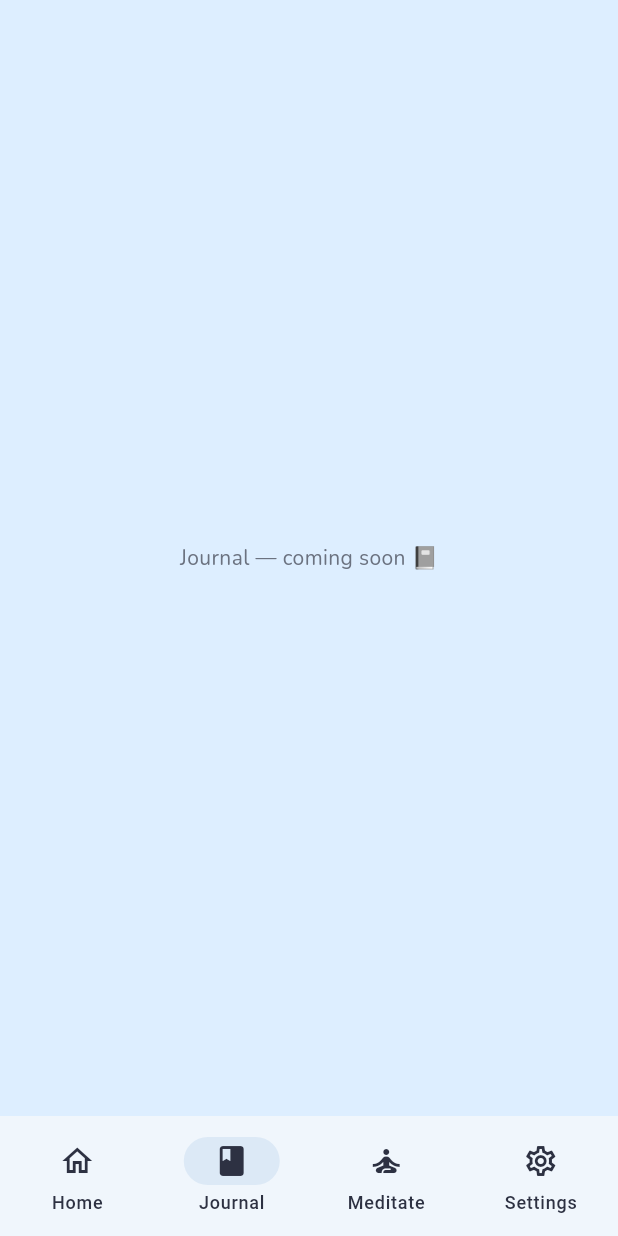
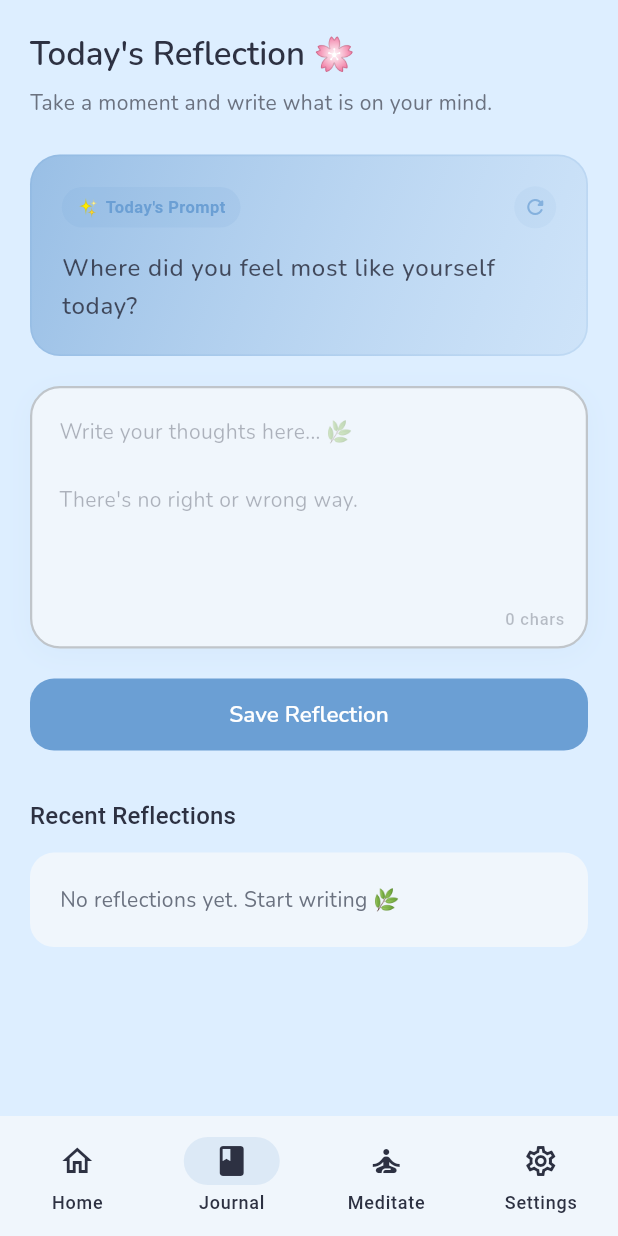
Before and after one commit to Niyati-Sachdeva/sereni-space, a Flutter app: the screen it shows after launch, item 2 of the bottom bar chosen, on a phone screen of 412 x 824 dp. Run offline on Flutter 3.47's test engine with Material 3 defaults, Android fonts, the phone set to English and light mode, and no system bars; our stand-ins replace go_router, hive_flutter; accounts and stored records are empty.

Commit message:
added journal feature with reflection and prompt

```diff
--- /dev/null
+++ b/lib/features/journal/journal_entry.dart
@@ -0,0 +1,11 @@
+class JournalEntry {
+  final String prompt;
+  final String content;
+  final DateTime date;
+
+  const JournalEntry({
+    required this.prompt,
+    required this.content,
+    required this.date,
+  });
+}
--- /dev/null
+++ b/lib/features/journal/journal_prompt_service.dart
@@ -0,0 +1,62 @@
+import 'dart:convert';
+import 'package:http/http.dart' as http;
+
+const List<String> _fallbackPrompts = [
+  'What made you smile today? 🌸',
+  'What felt heavy today, and why?',
+  'What are you grateful for right now?',
+  'What would you tell your younger self today?',
+  'What emotion stayed with you the most today?',
+  'Where did you feel most like yourself today?',
+  'What do you need to let go of today?',
+  'What small moment brought you peace today?',
+];
+
+const String _geminiApiKey = 'YOUR_GEMINI_API_KEY_HERE';
+
+const String _geminiUrl =
+    'https://generativelanguage.googleapis.com/v1beta/models/gemini-1.5-flash:generateContent?key=$_geminiApiKey';
+
+Future<String> fetchJournalPrompt() async {
+  if (_geminiApiKey == 'YOUR_GEMINI_API_KEY_HERE') {
+    return _getRandomFallback();
+  }
+
+  try {
+    final response = await http
+        .post(
+          Uri.parse(_geminiUrl),
+          headers: {'Content-Type': 'application/json'},
+          body: jsonEncode({
+            'contents': [
+              {
+                'parts': [
+                  {
+                    'text':
+                        'Give me one short, calming, reflective journal prompt for a wellness app user. Maximum 12 words. No quotes, no intro text.',
+                  }
+                ]
+              }
+            ]
+          }),
+        )
+        .timeout(const Duration(seconds: 6));
+
+    if (response.statusCode == 200) {
+      final json = jsonDecode(response.body);
+      final text =
+          json['candidates'][0]['content']['parts'][0]['text'] as String;
+
+      return text.trim();
+    }
+
+    return _getRandomFallback();
+  } catch (_) {
+    return _getRandomFallback();
+  }
+}
+
+String _getRandomFallback() {
+  final index = DateTime.now().second % _fallbackPrompts.length;
+  return _fallbackPrompts[index];
+}
--- a/lib/features/journal/screen/journal_screen.dart
+++ b/lib/features/journal/screen/journal_screen.dart
@@ -1,13 +1,203 @@
 import 'package:flutter/material.dart';
 
-class JournalScreen extends StatelessWidget {
+import '../journal_entry.dart';
+import '../widgets/journal_input.dart';
+import '../widgets/prompt_card.dart';
+
+class JournalScreen extends StatefulWidget {
   const JournalScreen({super.key});
 
   @override
+  State<JournalScreen> createState() => _JournalScreenState();
+}
+
+class _JournalScreenState extends State<JournalScreen> {
+  final TextEditingController _textController =
+      TextEditingController();
+
+  final List<JournalEntry> _entries = [];
+
+  String _currentPrompt = '';
+  bool _isSaving = false;
+
+  @override
+  void dispose() {
+    _textController.dispose();
+    super.dispose();
+  }
+
+  Future<void> _saveEntry() async {
+    final content = _textController.text.trim();
+
+    if (content.isEmpty) return;
+
+    setState(() {
+      _isSaving = true;
+    });
+
+    final entry = JournalEntry(
+      prompt: _currentPrompt,
+      content: content,
+      date: DateTime.now(),
+    );
+
+    setState(() {
+      _entries.insert(0, entry);
+      _isSaving = false;
+    });
+
+    _textController.clear();
+
+    ScaffoldMessenger.of(context).showSnackBar(
+      const SnackBar(
+        content: Text('Reflection saved 🌸'),
+      ),
+    );
+  }
+
+  @override
   Widget build(BuildContext context) {
-    return const Scaffold(
-      body: Center(
-        child: Text('Journal — coming soon 📓'),
+    final theme = Theme.of(context);
+
+    return Scaffold(
+      body: SafeArea(
+        child: SingleChildScrollView(
+          padding: const EdgeInsets.all(20),
+          child: Column(
+            crossAxisAlignment:
+                CrossAxisAlignment.start,
+            children: [
+              Text(
+                "Today's Reflection 🌸",
+                style: theme.textTheme.headlineMedium,
+              ),
+
+              const SizedBox(height: 6),
+
+              Text(
+                "Take a moment and write what is on your mind.",
+                style: theme.textTheme.bodyMedium,
+              ),
+
+              const SizedBox(height: 24),
+
+              PromptCard(
+                onPromptLoaded: (prompt) {
+                  _currentPrompt = prompt;
+                },
+              ),
+
+              const SizedBox(height: 20),
+
+              JournalInput(
+                controller: _textController,
+              ),
+
+              const SizedBox(height: 20),
+
+              SizedBox(
+                width: double.infinity,
+                child: ElevatedButton(
+                  onPressed:
+                      _isSaving ? null : _saveEntry,
+                  child: Text(
+                    _isSaving
+                        ? 'Saving...'
+                        : 'Save Reflection',
+                  ),
+                ),
+              ),
+
+              const SizedBox(height: 32),
+
+              Text(
+                'Recent Reflections',
+                style: theme.textTheme.titleMedium,
+              ),
+
+              const SizedBox(height: 12),
+
+              if (_entries.isEmpty)
+                Container(
+                  width: double.infinity,
+                  padding: const EdgeInsets.all(20),
+                  decoration: BoxDecoration(
+                    color:
+                        theme.colorScheme.surface,
+                    borderRadius:
+                        BorderRadius.circular(16),
+                  ),
+                  child: Text(
+                    'No reflections yet. Start writing 🌿',
+                    style: theme.textTheme.bodyMedium,
+                  ),
+                )
+              else
+                ListView.separated(
+                  shrinkWrap: true,
+                  physics:
+                      const NeverScrollableScrollPhysics(),
+                  itemCount: _entries.length,
+                  separatorBuilder: (_, __) =>
+                      const SizedBox(height: 12),
+                  itemBuilder: (context, index) {
+                    final entry = _entries[index];
+
+                    return Container(
+                      padding:
+                          const EdgeInsets.all(16),
+                      decoration: BoxDecoration(
+                        color:
+                            theme.colorScheme.surface,
+                        borderRadius:
+                            BorderRadius.circular(
+                                16),
+                      ),
+                      child: Column(
+                        crossAxisAlignment:
+                            CrossAxisAlignment
+                                .start,
+                        children: [
+                          Text(
+                            entry.prompt,
+                            style: theme
+                                .textTheme.bodyMedium
+                                ?.copyWith(
+                              fontWeight:
+                                  FontWeight.w600,
+                            ),
+                          ),
+
+                          const SizedBox(
+                            height: 8,
+                          ),
+
+                          Text(
+                            entry.content,
+                            style: theme
+                                .textTheme.bodyMedium,
+                          ),
+
+                          const SizedBox(
+                            height: 8,
+                          ),
+
+                          Text(
+                            entry.date
+                                .toString()
+                                .split('.')
+                                .first,
+                            style: theme
+                                .textTheme.labelSmall,
+                          ),
+                        ],
+                      ),
+                    );
+                  },
+                ),
+            ],
+          ),
+        ),
       ),
     );
   }
--- /dev/null
+++ b/lib/features/journal/widgets/journal_input.dart
@@ -0,0 +1,79 @@
+import 'package:flutter/material.dart';
+
+class JournalInput extends StatelessWidget {
+  final TextEditingController controller;
+
+  const JournalInput({
+    super.key,
+    required this.controller,
+  });
+
+  @override
+  Widget build(BuildContext context) {
+    final theme = Theme.of(context);
+    final colorScheme = theme.colorScheme;
+
+    return ValueListenableBuilder<TextEditingValue>(
+      valueListenable: controller,
+      builder: (context, value, _) {
+        return Container(
+          decoration: BoxDecoration(
+            color: colorScheme.surface,
+            borderRadius: BorderRadius.circular(20),
+            border: Border.all(
+              color: value.text.isNotEmpty
+                  ? colorScheme.primary.withOpacity(0.4)
+                  : colorScheme.outline.withOpacity(0.2),
+              width: 1.5,
+            ),
+            boxShadow: [
+              BoxShadow(
+                color: colorScheme.primary.withOpacity(0.06),
+                blurRadius: 16,
+                offset: const Offset(0, 4),
+              ),
+            ],
+          ),
+          child: Column(
+            crossAxisAlignment: CrossAxisAlignment.end,
+            children: [
+              TextField(
+                controller: controller,
+                maxLines: 7,
+                minLines: 5,
+                keyboardType: TextInputType.multiline,
+                textCapitalization: TextCapitalization.sentences,
+                style: theme.textTheme.bodyMedium?.copyWith(
+                  color: colorScheme.onSurface,
+                  height: 1.6,
+                ),
+                decoration: InputDecoration(
+                  hintText:
+                      'Write your thoughts here... 🌿\n\nThere\'s no right or wrong way.',
+                  hintStyle: theme.textTheme.bodyMedium?.copyWith(
+                    color: colorScheme.onSurface.withOpacity(0.35),
+                    height: 1.6,
+                  ),
+                  border: InputBorder.none,
+                  contentPadding: const EdgeInsets.all(18),
+                ),
+              ),
+              Padding(
+                padding: const EdgeInsets.only(
+                  right: 14,
+                  bottom: 10,
+                ),
+                child: Text(
+                  '${value.text.length} chars',
+                  style: theme.textTheme.labelSmall?.copyWith(
+                    color: colorScheme.onSurface.withOpacity(0.3),
+                  ),
+                ),
+              ),
+            ],
+          ),
+        );
+      },
+    );
+  }
+}
--- /dev/null
+++ b/lib/features/journal/widgets/prompt_card.dart
@@ -0,0 +1,211 @@
+import 'package:flutter/material.dart';
+import '../journal_prompt_service.dart';
+
+class PromptCard extends StatefulWidget {
+  final ValueChanged<String>? onPromptLoaded;
+
+  const PromptCard({
+    super.key,
+    this.onPromptLoaded,
+  });
+
+  @override
+  State<PromptCard> createState() => _PromptCardState();
+}
+
+class _PromptCardState extends State<PromptCard> {
+  String _prompt = '';
+  bool _isLoading = true;
+
+  @override
+  void initState() {
+    super.initState();
+    _loadPrompt();
+  }
+
+  Future<void> _loadPrompt() async {
+    setState(() => _isLoading = true);
+
+    final prompt = await fetchJournalPrompt();
+
+    if (!mounted) return;
+
+    setState(() {
+      _prompt = prompt;
+      _isLoading = false;
+    });
+
+    widget.onPromptLoaded?.call(prompt);
+  }
+
+  @override
+  Widget build(BuildContext context) {
+    final theme = Theme.of(context);
+    final colorScheme = theme.colorScheme;
+
+    return Container(
+      width: double.infinity,
+      padding: const EdgeInsets.all(20),
+      decoration: BoxDecoration(
+        gradient: LinearGradient(
+          colors: [
+            colorScheme.primaryContainer.withOpacity(0.6),
+            colorScheme.secondaryContainer.withOpacity(0.4),
+          ],
+          begin: Alignment.topLeft,
+          end: Alignment.bottomRight,
+        ),
+        borderRadius: BorderRadius.circular(20),
+        border: Border.all(
+          color: colorScheme.primary.withOpacity(0.15),
+          width: 1.2,
+        ),
+      ),
+      child: Column(
+        crossAxisAlignment: CrossAxisAlignment.start,
+        children: [
+          Row(
+            children: [
+              Container(
+                padding: const EdgeInsets.symmetric(
+                  horizontal: 10,
+                  vertical: 4,
+                ),
+                decoration: BoxDecoration(
+                  color: colorScheme.primary.withOpacity(0.12),
+                  borderRadius: BorderRadius.circular(20),
+                ),
+                child: Row(
+                  mainAxisSize: MainAxisSize.min,
+                  children: [
+                    const Text(
+                      '✨',
+                      style: TextStyle(fontSize: 12),
+                    ),
+                    const SizedBox(width: 4),
+                    Text(
+                      "Today's Prompt",
+                      style: theme.textTheme.labelSmall?.copyWith(
+                        color: colorScheme.primary,
+                        fontWeight: FontWeight.w600,
+                        letterSpacing: 0.3,
+                      ),
+                    ),
+                  ],
+                ),
+              ),
+              const Spacer(),
+              GestureDetector(
+                onTap: _isLoading ? null : _loadPrompt,
+                child: Container(
+                  padding: const EdgeInsets.all(6),
+                  decoration: BoxDecoration(
+                    color: colorScheme.primary.withOpacity(0.08),
+                    shape: BoxShape.circle,
+                  ),
+                  child: Icon(
+                    Icons.refresh_rounded,
+                    size: 16,
+                    color: colorScheme.primary.withOpacity(
+                      _isLoading ? 0.3 : 0.7,
+                    ),
+                  ),
+                ),
+              ),
+            ],
+          ),
+          const SizedBox(height: 14),
+          if (_isLoading)
+            _LoadingShimmer(color: colorScheme.primary)
+          else
+            Text(
+              _prompt,
+              style: theme.textTheme.bodyLarge?.copyWith(
+                color: colorScheme.onSurface.withOpacity(0.85),
+                height: 1.55,
+                fontWeight: FontWeight.w500,
+              ),
+            ),
+        ],
+      ),
+    );
+  }
+}
+
+class _LoadingShimmer extends StatefulWidget {
+  final Color color;
+
+  const _LoadingShimmer({
+    required this.color,
+  });
+
+  @override
+  State<_LoadingShimmer> createState() => _LoadingShimmerState();
+}
+
+class _LoadingShimmerState extends State<_LoadingShimmer>
+    with SingleTickerProviderStateMixin {
+  late AnimationController _controller;
+  late Animation<double> _fade;
+
+  @override
+  void initState() {
+    super.initState();
+
+    _controller = AnimationController(
+      vsync: this,
+      duration: const Duration(milliseconds: 900),
+    )..repeat(reverse: true);
+
+    _fade = Tween<double>(
+      begin: 0.3,
+      end: 0.7,
+    ).animate(
+      CurvedAnimation(
+        parent: _controller,
+        curve: Curves.easeInOut,
+      ),
+    );
+  }
+
+  @override
+  void dispose() {
+    _controller.dispose();
+    super.dispose();
+  }
+
+  Widget _shimmerBar({
+    required double width,
+    required double opacity,
+  }) {
+    return Container(
+      height: 14,
+      width: width,
+      decoration: BoxDecoration(
+        color: widget.color.withOpacity(opacity),
+        borderRadius: BorderRadius.circular(8),
+      ),
+    );
+  }
+
+  @override
+  Widget build(BuildContext context) {
+    return AnimatedBuilder(
+      animation: _fade,
+      builder: (_, __) => Column(
+        crossAxisAlignment: CrossAxisAlignment.start,
+        children: [
+          _shimmerBar(
+            width: double.infinity,
+            opacity: _fade.value,
+          ),
+          const SizedBox(height: 8),
+          _shimmerBar(
+            width: 200,
+            opacity: _fade.value * 0.8,
+          ),
+        ],
+      ),
+    );
+  }
+}
--- a/lib/main.dart
+++ b/lib/main.dart
@@ -20,6 +20,8 @@ Future<void> main() async {
 
   // Initialize Hive local database
   await Hive.initFlutter();
+  //final box=Hive.box('userBox');
+ // box.put('name','')
 
 
   runApp(
--- a/pubspec.yaml
+++ b/pubspec.yaml
@@ -31,8 +31,8 @@ dependencies:
 
   # Navigation
   go_router: ^14.6.2
-
-  # Local Storage
+  http: ^1.5.0
+      # Local Storage
   hive_flutter: ^1.1.0
 
   # Audio
```
Also changed, not shown: pubspec.lock, 2 other files.
